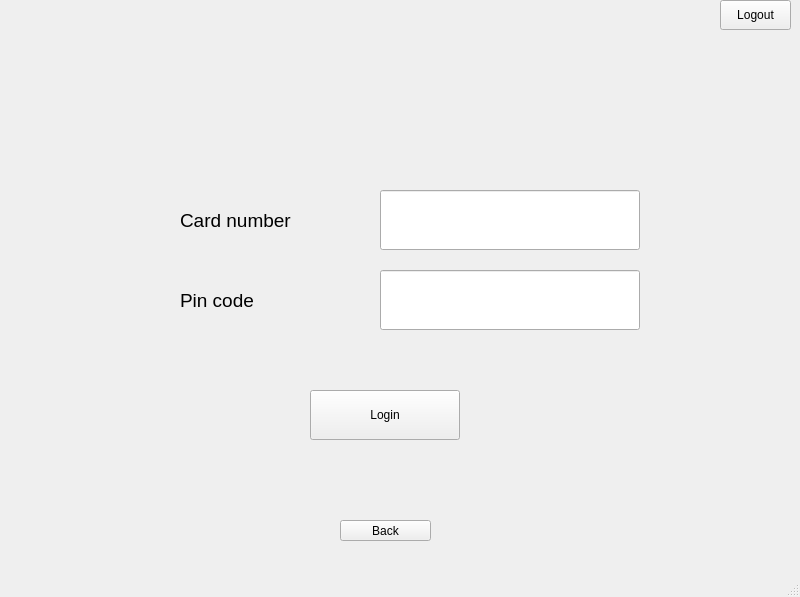
Above: bank-automat/mainwindow.ui from JansQ-75/Riihimaatti before the change. Below: the same form after it.
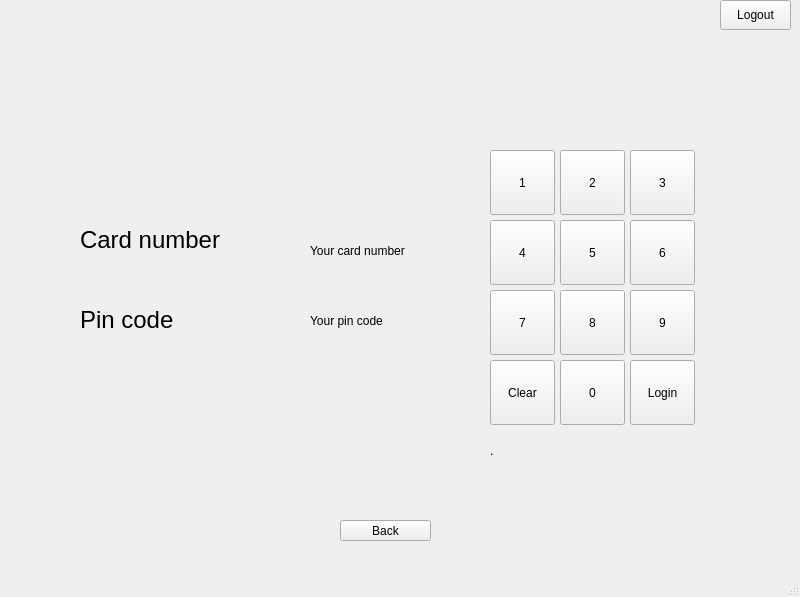
That is the form after the change.

```diff
--- a/bank-automat/mainwindow.ui
+++ b/bank-automat/mainwindow.ui
@@ -19,13 +19,16 @@
      <rect>
       <x>0</x>
       <y>30</y>
-      <width>801</width>
-      <height>481</height>
+      <width>800</width>
+      <height>480</height>
      </rect>
     </property>
     <property name="autoFillBackground">
      <bool>false</bool>
     </property>
+    <property name="styleSheet">
+     <string notr="true"/>
+    </property>
     <property name="currentIndex">
      <number>1</number>
     </property>
@@ -66,28 +69,205 @@
      <widget class="QPushButton" name="btnLogin">
       <property name="geometry">
        <rect>
-        <x>310</x>
-        <y>360</y>
-        <width>150</width>
-        <height>50</height>
+        <x>630</x>
+        <y>330</y>
+        <width>65</width>
+        <height>65</height>
        </rect>
       </property>
       <property name="text">
        <string>Login</string>
       </property>
      </widget>
-     <widget class="QLabel" name="label">
+     <widget class="QLabel" name="labelInfo">
       <property name="geometry">
        <rect>
-        <x>180</x>
-        <y>160</y>
+        <x>490</x>
+        <y>410</y>
+        <width>201</width>
+        <height>21</height>
+       </rect>
+      </property>
+      <property name="text">
+       <string>.</string>
+      </property>
+     </widget>
+     <widget class="QPushButton" name="btn1">
+      <property name="geometry">
+       <rect>
+        <x>490</x>
+        <y>120</y>
+        <width>65</width>
+        <height>65</height>
+       </rect>
+      </property>
+      <property name="text">
+       <string>1</string>
+      </property>
+     </widget>
+     <widget class="QPushButton" name="btn2">
+      <property name="geometry">
+       <rect>
+        <x>560</x>
+        <y>120</y>
+        <width>65</width>
+        <height>65</height>
+       </rect>
+      </property>
+      <property name="text">
+       <string>2</string>
+      </property>
+     </widget>
+     <widget class="QPushButton" name="btn3">
+      <property name="geometry">
+       <rect>
+        <x>630</x>
+        <y>120</y>
+        <width>65</width>
+        <height>65</height>
+       </rect>
+      </property>
+      <property name="text">
+       <string>3</string>
+      </property>
+     </widget>
+     <widget class="QPushButton" name="btn6">
+      <property name="geometry">
+       <rect>
+        <x>630</x>
+        <y>190</y>
+        <width>65</width>
+        <height>65</height>
+       </rect>
+      </property>
+      <property name="text">
+       <string>6</string>
+      </property>
+     </widget>
+     <widget class="QPushButton" name="btn4">
+      <property name="geometry">
+       <rect>
+        <x>490</x>
+        <y>190</y>
+        <width>65</width>
+        <height>65</height>
+       </rect>
+      </property>
+      <property name="text">
+       <string>4</string>
+      </property>
+     </widget>
+     <widget class="QPushButton" name="btn5">
+      <property name="geometry">
+       <rect>
+        <x>560</x>
+        <y>190</y>
+        <width>65</width>
+        <height>65</height>
+       </rect>
+      </property>
+      <property name="text">
+       <string>5</string>
+      </property>
+     </widget>
+     <widget class="QPushButton" name="btn9">
+      <property name="geometry">
+       <rect>
+        <x>630</x>
+        <y>260</y>
+        <width>65</width>
+        <height>65</height>
+       </rect>
+      </property>
+      <property name="text">
+       <string>9</string>
+      </property>
+     </widget>
+     <widget class="QPushButton" name="btn7">
+      <property name="geometry">
+       <rect>
+        <x>490</x>
+        <y>260</y>
+        <width>65</width>
+        <height>65</height>
+       </rect>
+      </property>
+      <property name="text">
+       <string>7</string>
+      </property>
+     </widget>
+     <widget class="QPushButton" name="btn8">
+      <property name="geometry">
+       <rect>
+        <x>560</x>
+        <y>260</y>
+        <width>65</width>
+        <height>65</height>
+       </rect>
+      </property>
+      <property name="text">
+       <string>8</string>
+      </property>
+     </widget>
+     <widget class="QPushButton" name="btn0">
+      <property name="geometry">
+       <rect>
+        <x>560</x>
+        <y>330</y>
+        <width>65</width>
+        <height>65</height>
+       </rect>
+      </property>
+      <property name="text">
+       <string>0</string>
+      </property>
+     </widget>
+     <widget class="QPushButton" name="btnClear">
+      <property name="geometry">
+       <rect>
+        <x>490</x>
+        <y>330</y>
+        <width>65</width>
+        <height>65</height>
+       </rect>
+      </property>
+      <property name="text">
+       <string>Clear</string>
+      </property>
+     </widget>
+     <widget class="QLabel" name="labelCardnumber">
+      <property name="geometry">
+       <rect>
+        <x>310</x>
+        <y>190</y>
+        <width>131</width>
+        <height>61</height>
+       </rect>
+      </property>
+      <property name="font">
+       <font>
+        <pointsize>9</pointsize>
+       </font>
+      </property>
+      <property name="styleSheet">
+       <string notr="true"/>
+      </property>
+      <property name="text">
+       <string>Your card number</string>
+      </property>
+     </widget>
+     <widget class="QLabel" name="label_9">
+      <property name="geometry">
+       <rect>
+        <x>80</x>
+        <y>180</y>
         <width>200</width>
         <height>60</height>
        </rect>
       </property>
       <property name="font">
        <font>
-        <pointsize>14</pointsize>
+        <pointsize>18</pointsize>
        </font>
       </property>
       <property name="text">
@@ -97,52 +277,32 @@
      <widget class="QLabel" name="label_2">
       <property name="geometry">
        <rect>
-        <x>180</x>
-        <y>240</y>
+        <x>80</x>
+        <y>260</y>
         <width>200</width>
         <height>60</height>
        </rect>
       </property>
       <property name="font">
        <font>
-        <pointsize>14</pointsize>
+        <pointsize>18</pointsize>
        </font>
       </property>
       <property name="text">
        <string>Pin code</string>
       </property>
      </widget>
-     <widget class="QLineEdit" name="textCardnumber">
+     <widget class="QLabel" name="labelPincode">
       <property name="geometry">
        <rect>
-        <x>380</x>
-        <y>160</y>
-        <width>260</width>
-        <height>60</height>
-       </rect>
-      </property>
-     </widget>
-     <widget class="QLineEdit" name="textPincode">
-      <property name="geometry">
-       <rect>
-        <x>380</x>
-        <y>240</y>
-        <width>260</width>
-        <height>60</height>
-       </rect>
-      </property>
-     </widget>
-     <widget class="QLabel" name="labelInfo">
-      <property name="geometry">
-       <rect>
-        <x>300</x>
-        <y>440</y>
-        <width>221</width>
-        <height>21</height>
+        <x>310</x>
+        <y>260</y>
+        <width>111</width>
+        <height>61</height>
        </rect>
       </property>
       <property name="text">
-       <string/>
+       <string>Your pin code</string>
       </property>
      </widget>
     </widget>
```
Left out of the diff: 15 changed lines with no effect on the pictures.
